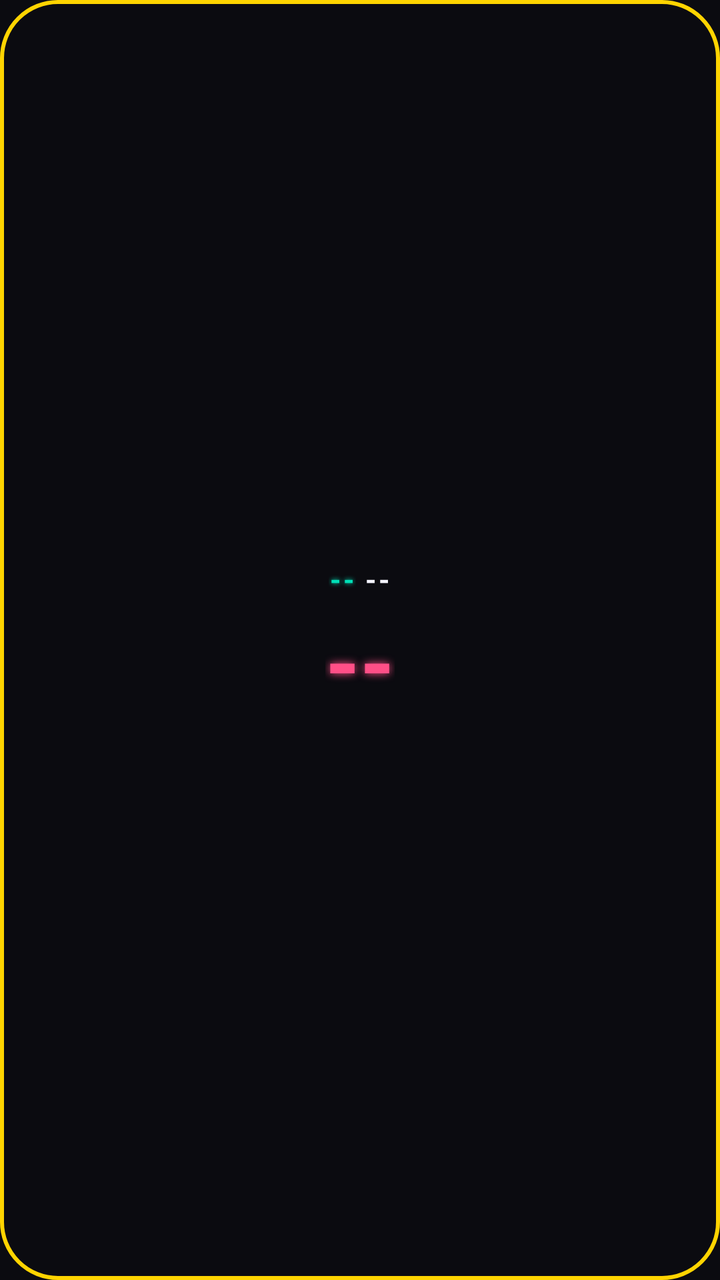
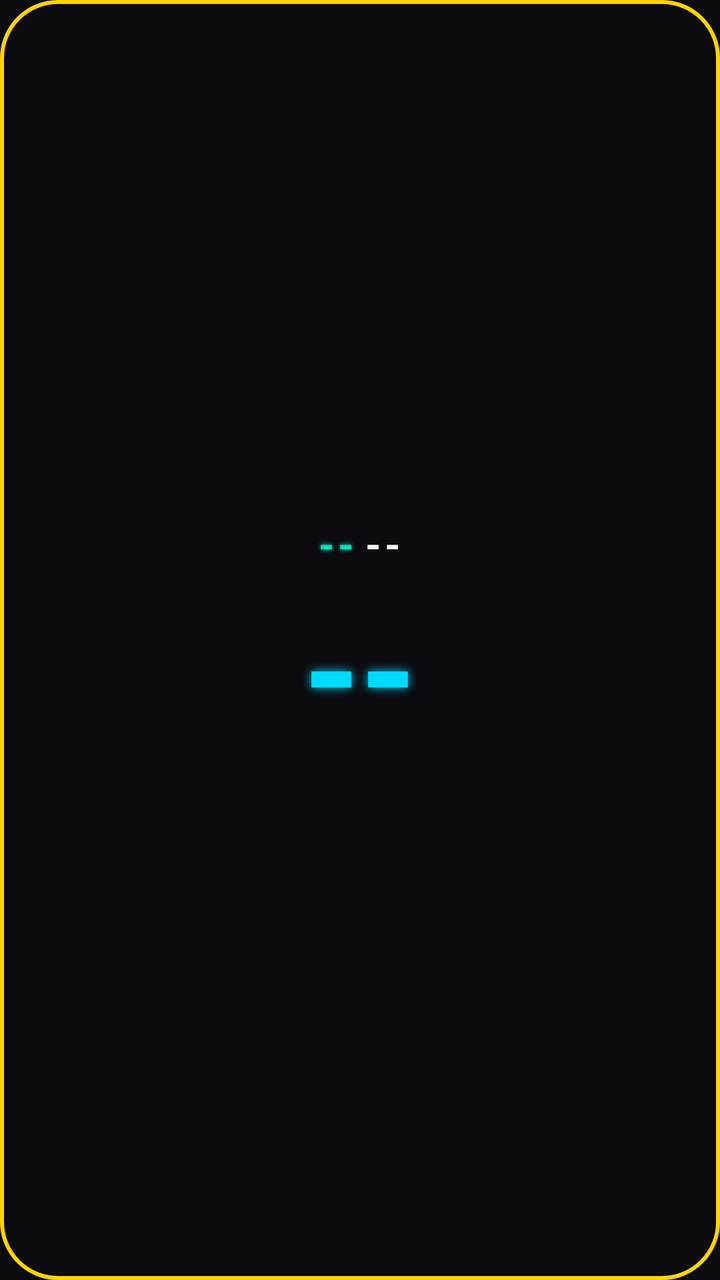

Before-and-after screenshots of an Android layout around one commit, followed by the original layout XML and the change that was made.
<!-- AndroidManifest.xml: application theme Theme.TodayWidget -->
<!-- res/layout/widget_date.xml -->
<?xml version="1.0" encoding="utf-8"?>
<LinearLayout xmlns:android="http://schemas.android.com/apk/res/android"
    android:id="@+id/dateWidgetRoot"
    android:layout_width="match_parent"
    android:layout_height="match_parent"
    android:orientation="vertical"
    android:gravity="center"
    android:background="@drawable/widget_outline_background"
    android:padding="8dp">

    <LinearLayout
        android:layout_width="wrap_content"
        android:layout_height="wrap_content"
        android:orientation="horizontal"
        android:gravity="center_vertical">

        <TextView
            android:id="@+id/weekdayText"
            android:layout_width="wrap_content"
            android:layout_height="wrap_content"
            android:textColor="@color/retro_teal"
            android:textSize="14sp"
            android:textStyle="bold"
            android:letterSpacing="0.08"
            android:shadowColor="@color/retro_teal"
            android:shadowDx="0"
            android:shadowDy="0"
            android:shadowRadius="6"
            android:text="--" />

        <TextView
            android:layout_width="4dp"
            android:layout_height="wrap_content"
            android:text="" />

        <TextView
            android:id="@+id/monthText"
            android:layout_width="wrap_content"
            android:layout_height="wrap_content"
            android:textColor="@color/retro_white"
            android:textSize="14sp"
            android:textStyle="bold"
            android:letterSpacing="0.08"
            android:text="--" />

    </LinearLayout>

    <TextView
        android:id="@+id/dayText"
        android:layout_width="wrap_content"
        android:layout_height="wrap_content"
        android:layout_marginTop="2dp"
        android:textColor="@color/retro_pink"
        android:textSize="44sp"
        android:textStyle="bold"
        android:shadowColor="@color/retro_pink"
        android:shadowDx="0"
        android:shadowDy="0"
        android:shadowRadius="10"
        android:text="--" />

</LinearLayout>
<!-- resources referenced by this layout -->
<resources>
  <color name="retro_pink">#FF4F87</color>
  <color name="retro_teal">#00E0B8</color>
  <color name="retro_white">#F5F5FF</color>
  <!-- drawable widget_outline_background (drawable) -->
  <?xml version="1.0" encoding="utf-8"?>
  <layer-list xmlns:android="http://schemas.android.com/apk/res/android">
      <item>
          <shape android:shape="rectangle">
              <solid android:color="@color/widget_bg" />
              <corners android:radius="@dimen/widget_corner_radius" />
          </shape>
      </item>
      <item>
          <shape android:shape="rectangle">
              <stroke
                  android:width="2dp"
                  android:color="@color/retro_yellow" />
              <corners android:radius="@dimen/widget_corner_radius" />
          </shape>
      </item>
  </layer-list>
  <style name="Theme.TodayWidget" parent="Theme.MaterialComponents.NoActionBar">
          <item name="colorPrimary">@color/retro_teal</item>
          <item name="colorPrimaryDark">@color/black</item>
          <item name="colorAccent">@color/retro_pink</item>
          <item name="android:windowBackground">@color/widget_bg</item>
          <item name="android:textColorPrimary">@color/retro_white</item>
          <item name="android:textColorSecondary">@color/retro_white</item>
      </style>
  <color name="widget_bg">#0B0B10</color>
  <dimen name="widget_corner_radius">20dp</dimen>
  <color name="retro_yellow">#FFD400</color>
  <color name="black">#000000</color>
</resources>

<!-- the commit's change to res/layout/widget_date.xml (unified diff, before → after) -->
@@ -6,7 +6,7 @@
     android:orientation="vertical"
     android:gravity="center"
     android:background="@drawable/widget_outline_background"
-    android:padding="8dp">
+    android:padding="2dp">
 
     <LinearLayout
         android:layout_width="wrap_content"
@@ -19,7 +19,7 @@
             android:layout_width="wrap_content"
             android:layout_height="wrap_content"
             android:textColor="@color/retro_teal"
-            android:textSize="14sp"
+            android:textSize="20sp"
             android:textStyle="bold"
             android:letterSpacing="0.08"
             android:shadowColor="@color/retro_teal"
@@ -38,7 +38,7 @@
             android:layout_width="wrap_content"
             android:layout_height="wrap_content"
             android:textColor="@color/retro_white"
-            android:textSize="14sp"
+            android:textSize="20sp"
             android:textStyle="bold"
             android:letterSpacing="0.08"
             android:text="--" />
@@ -49,14 +49,14 @@
         android:id="@+id/dayText"
         android:layout_width="wrap_content"
         android:layout_height="wrap_content"
-        android:layout_marginTop="2dp"
-        android:textColor="@color/retro_pink"
-        android:textSize="44sp"
+        android:layout_marginTop="0dp"
+        android:textColor="@color/retro_cyan"
+        android:textSize="72sp"
         android:textStyle="bold"
-        android:shadowColor="@color/retro_pink"
+        android:shadowColor="@color/retro_cyan"
         android:shadowDx="0"
         android:shadowDy="0"
-        android:shadowRadius="10"
+        android:shadowRadius="12"
         android:text="--" />
 
 </LinearLayout>
<!-- resource entries referenced after the edit -->
@@ -1,6 +1,6 @@
 <!-- resources referenced by this layout -->
 <resources>
-  <color name="retro_pink">#FF4F87</color>
+  <color name="retro_cyan">#00D9FF</color>
   <color name="retro_teal">#00E0B8</color>
   <color name="retro_white">#F5F5FF</color>
   <!-- drawable widget_outline_background (drawable) -->
@@ -24,7 +24,7 @@
   <style name="Theme.TodayWidget" parent="Theme.MaterialComponents.NoActionBar">
           <item name="colorPrimary">@color/retro_teal</item>
           <item name="colorPrimaryDark">@color/black</item>
-          <item name="colorAccent">@color/retro_pink</item>
+          <item name="colorAccent">@color/retro_cyan</item>
           <item name="android:windowBackground">@color/widget_bg</item>
           <item name="android:textColorPrimary">@color/retro_white</item>
           <item name="android:textColorSecondary">@color/retro_white</item>
